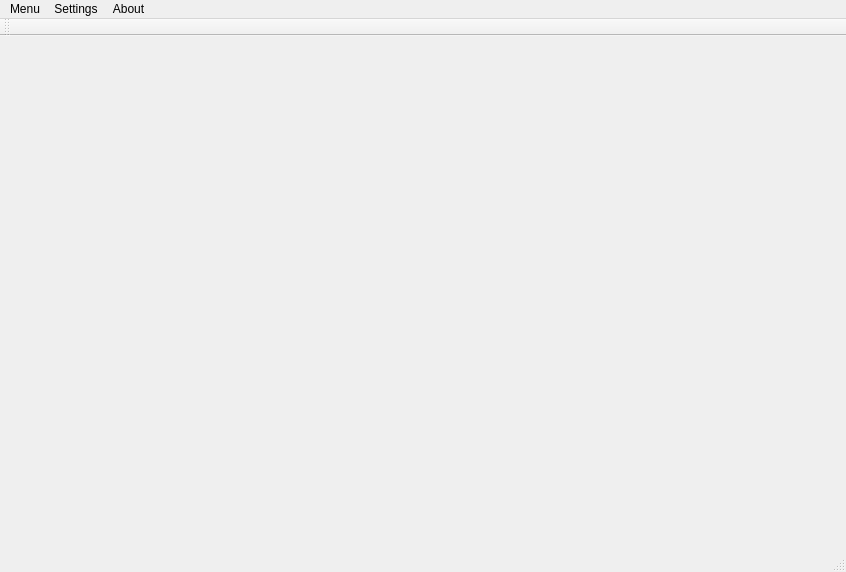
Above: TeApSy/mainwindow.ui from Mar94oK/TeApSy before the change. Below: the same form after it.
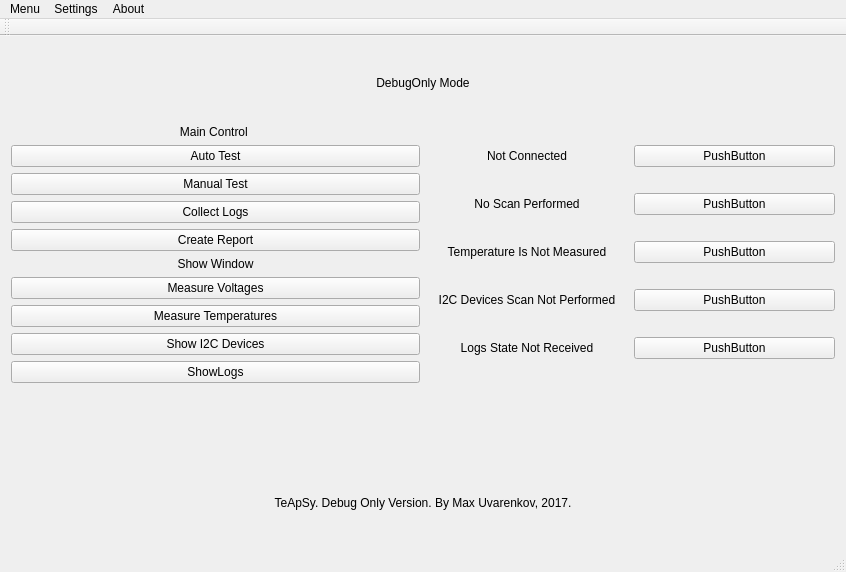
That is the form after the change.

The edit to the form file:
```diff
--- a/TeApSy/mainwindow.ui
+++ b/TeApSy/mainwindow.ui
@@ -15,11 +15,241 @@
   </property>
   <widget class="QWidget" name="centralWidget">
    <layout class="QGridLayout" name="gridLayout">
+    <item row="3" column="0">
+     <layout class="QHBoxLayout" name="lt_MainBoardWidget">
+      <item>
+       <widget class="QWidget" name="widget" native="true"/>
+      </item>
+     </layout>
+    </item>
+    <item row="5" column="0">
+     <layout class="QVBoxLayout" name="lt_Status">
+      <item>
+       <widget class="QLabel" name="lbl_AboutProgramm">
+        <property name="text">
+         <string>TeApSy. Debug Only Version. By Max Uvarenkov, 2017.</string>
+        </property>
+        <property name="alignment">
+         <set>Qt::AlignCenter</set>
+        </property>
+       </widget>
+      </item>
+     </layout>
+    </item>
     <item row="1" column="0">
-     <layout class="QVBoxLayout" name="verticalLayout_2"/>
+     <layout class="QVBoxLayout" name="lt_ProgramMode">
+      <item>
+       <widget class="QLabel" name="lbl_ProgramMode">
+        <property name="text">
+         <string>DebugOnly Mode</string>
+        </property>
+        <property name="alignment">
+         <set>Qt::AlignCenter</set>
+        </property>
+       </widget>
+      </item>
+     </layout>
     </item>
     <item row="2" column="0">
-     <layout class="QVBoxLayout" name="verticalLayout_4"/>
+     <layout class="QHBoxLayout" name="lt_Controls">
+      <item>
+       <layout class="QVBoxLayout" name="lt_ControlButtons">
+        <item>
+         <layout class="QVBoxLayout" name="lt_ButtonsMainControl">
+          <item>
+           <widget class="QLabel" name="lbl_MainControl">
+            <property name="text">
+             <string>Main Control </string>
+            </property>
+            <property name="alignment">
+             <set>Qt::AlignCenter</set>
+            </property>
+           </widget>
+          </item>
+          <item>
+           <widget class="QPushButton" name="btn_AutoTest">
+            <property name="text">
+             <string>Auto Test</string>
+            </property>
+           </widget>
+          </item>
+          <item>
+           <widget class="QPushButton" name="btn_ManualTest">
+            <property name="text">
+             <string>Manual Test</string>
+            </property>
+           </widget>
+          </item>
+          <item>
+           <widget class="QPushButton" name="btn_CollectLogs">
+            <property name="text">
+             <string>Collect Logs</string>
+            </property>
+           </widget>
+          </item>
+          <item>
+           <widget class="QPushButton" name="btn_CreateReport">
+            <property name="text">
+             <string>Create Report</string>
+            </property>
+           </widget>
+          </item>
+         </layout>
+        </item>
+        <item>
+         <layout class="QVBoxLayout" name="lt_ButtonsWindowSwitches">
+          <item>
+           <widget class="QLabel" name="lbl_WindowSwitches">
+            <property name="text">
+             <string>Show Window</string>
+            </property>
+            <property name="alignment">
+             <set>Qt::AlignCenter</set>
+            </property>
+           </widget>
+          </item>
+          <item>
+           <widget class="QPushButton" name="btn_MeasureVoltages">
+            <property name="text">
+             <string>Measure Voltages</string>
+            </property>
+           </widget>
+          </item>
+          <item>
+           <widget class="QPushButton" name="btn_MeasureTemperatures">
+            <property name="text">
+             <string>Measure Temperatures</string>
+            </property>
+           </widget>
+          </item>
+          <item>
+           <widget class="QPushButton" name="btn_ShowI2CDevices">
+            <property name="text">
+             <string>Show I2C Devices</string>
+            </property>
+           </widget>
+          </item>
+          <item>
+           <widget class="QPushButton" name="btn_ShowLogs">
+            <property name="text">
+             <string>ShowLogs</string>
+            </property>
+           </widget>
+          </item>
+         </layout>
+        </item>
+       </layout>
+      </item>
+      <item>
+       <layout class="QVBoxLayout" name="lt_StatusLbls">
+        <item>
+         <layout class="QHBoxLayout" name="lt_ConnectionState">
+          <item>
+           <widget class="QLabel" name="lbl_ConnectionState">
+            <property name="text">
+             <string>Not Connected</string>
+            </property>
+            <property name="alignment">
+             <set>Qt::AlignCenter</set>
+            </property>
+           </widget>
+          </item>
+          <item>
+           <widget class="QPushButton" name="btn_LedConnectionState">
+            <property name="text">
+             <string>PushButton</string>
+            </property>
+           </widget>
+          </item>
+         </layout>
+        </item>
+        <item>
+         <layout class="QHBoxLayout" name="lt_VoltageScanResults">
+          <item>
+           <widget class="QLabel" name="lbl_VoltageScanResults">
+            <property name="text">
+             <string>No Scan Performed</string>
+            </property>
+            <property name="alignment">
+             <set>Qt::AlignCenter</set>
+            </property>
+           </widget>
+          </item>
+          <item>
+           <widget class="QPushButton" name="btn_LedVoltageState">
+            <property name="text">
+             <string>PushButton</string>
+            </property>
+           </widget>
+          </item>
+         </layout>
+        </item>
+        <item>
+         <layout class="QHBoxLayout" name="lt_TemperaturesStates">
+          <item>
+           <widget class="QLabel" name="lbl_TemperatureState">
+            <property name="text">
+             <string>Temperature Is Not Measured</string>
+            </property>
+            <property name="alignment">
+             <set>Qt::AlignCenter</set>
+            </property>
+           </widget>
+          </item>
+          <item>
+           <widget class="QPushButton" name="btn_LedTemperatureState">
+            <property name="text">
+             <string>PushButton</string>
+            </property>
+           </widget>
+          </item>
+         </layout>
+        </item>
+        <item>
+         <layout class="QHBoxLayout" name="lt_I2CDevicesScan">
+          <item>
+           <widget class="QLabel" name="lbl_LedI2CScan">
+            <property name="text">
+             <string>I2C Devices Scan Not Performed</string>
+            </property>
+            <property name="alignment">
+             <set>Qt::AlignCenter</set>
+            </property>
+           </widget>
+          </item>
+          <item>
+           <widget class="QPushButton" name="btn_I2CScan">
+            <property name="text">
+             <string>PushButton</string>
+            </property>
+           </widget>
+          </item>
+         </layout>
+        </item>
+        <item>
+         <layout class="QHBoxLayout" name="lt_LogsState">
+          <item>
+           <widget class="QLabel" name="lbl_LogsState">
+            <property name="text">
+             <string>Logs State Not Received</string>
+            </property>
+            <property name="alignment">
+             <set>Qt::AlignCenter</set>
+            </property>
+           </widget>
+          </item>
+          <item>
+           <widget class="QPushButton" name="btn_LedLogs">
+            <property name="text">
+             <string>PushButton</string>
+            </property>
+           </widget>
+          </item>
+         </layout>
+        </item>
+       </layout>
+      </item>
+     </layout>
     </item>
    </layout>
   </widget>
```
Left out of the diff: 2 changed lines with no effect on the pictures.
